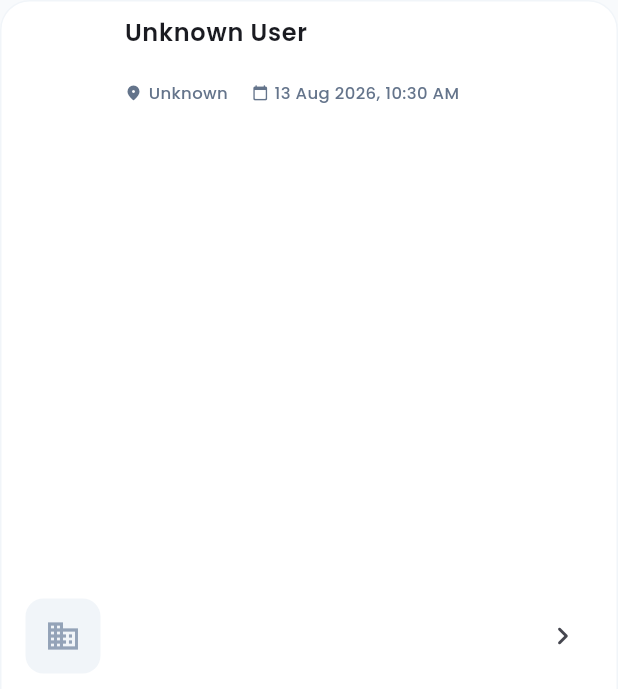
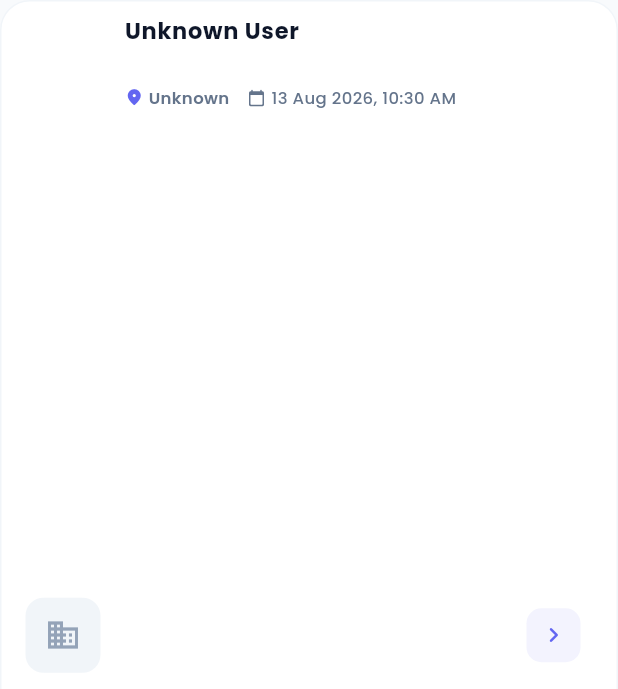
Before and after one commit to Ashaskazo/Skazo_AdminWebsite, a Flutter app: the _UserListTile widget shown alone on an empty page, opened directly with empty values, on a phone screen of 412 x 824 dp. Shown: the top 689 px of the screen. Run offline on Flutter 3.47's test engine with Material 3 defaults, Android fonts, the phone set to English and light mode, and no system bars; our stand-ins replace cached_network_image, cloud_firestore, firebase_auth, firebase_core, flutter_riverpod, google_fonts; accounts and stored records are empty.

Commit message:
ui chnage

```diff
--- a/lib/widgets/users_data_view.dart
+++ b/lib/widgets/users_data_view.dart
@@ -723,15 +723,60 @@ class _UserListTileState extends State<_UserListTile>
               Flexible(
                 child: Text(
                   user.displayName,
-                  style: GoogleFonts.poppins(fontWeight: FontWeight.w600),
+                  style: GoogleFonts.poppins(
+                    fontWeight: FontWeight.w700,
+                    fontSize: 15,
+                    color: const Color(0xFF0F172A),
+                  ),
                 ),
               ),
               if (user.isverified) ...[
-                const SizedBox(width: 4),
+                const SizedBox(width: 6),
                 const Icon(
                   Icons.verified_rounded,
-                  color: Color(0xFF2563EB),
-                  size: 16,
+                  color: Color(0xFF10B981),
+                  size: 17,
+                ),
+              ],
+              if (user.StarServiceprovider == 'true' ||
+                  user.rawData['StarServiceprovider'] == 'true') ...[
+                const SizedBox(width: 6),
+                Container(
+                  padding: const EdgeInsets.symmetric(
+                    horizontal: 8,
+                    vertical: 3,
+                  ),
+                  decoration: BoxDecoration(
+                    gradient: const LinearGradient(
+                      colors: [Color(0xFFF59E0B), Color(0xFFD97706)],
+                    ),
+                    borderRadius: BorderRadius.circular(12),
+                    boxShadow: [
+                      BoxShadow(
+                        color: const Color(0xFFF59E0B).withValues(alpha: 0.3),
+                        blurRadius: 4,
+                      ),
+                    ],
+                  ),
+                  child: Row(
+                    mainAxisSize: MainAxisSize.min,
+                    children: [
+                      const Icon(
+                        Icons.star_rounded,
+                        color: Colors.white,
+                        size: 11,
+                      ),
+                      const SizedBox(width: 3),
+                      Text(
+                        'STAR PROVIDER',
+                        style: GoogleFonts.poppins(
+                          color: Colors.white,
+                          fontSize: 9,
+                          fontWeight: FontWeight.w800,
+                        ),
+                      ),
+                    ],
+                  ),
                 ),
               ],
             ],
@@ -739,31 +784,45 @@ class _UserListTileState extends State<_UserListTile>
           subtitle: Column(
             crossAxisAlignment: CrossAxisAlignment.start,
             children: [
+              const SizedBox(height: 2),
               Text(
                 user.email ?? user.phone?.toString() ?? 'No Contact Info',
-                style: GoogleFonts.poppins(fontSize: 12),
+                style: GoogleFonts.poppins(
+                  fontSize: 12,
+                  color: const Color(0xFF475569),
+                  fontWeight: FontWeight.w500,
                 ),
-              const SizedBox(height: 4),
+              ),
+              const SizedBox(height: 6),
+              Wrap(
+                spacing: 12,
+                runSpacing: 4,
+                children: [
                   Row(
+                    mainAxisSize: MainAxisSize.min,
                     children: [
                       const Icon(
                         Icons.location_on_rounded,
-                    size: 12,
-                    color: Color(0xFF64748B),
+                        size: 13,
+                        color: Color(0xFF6366F1),
                       ),
-                  const SizedBox(width: 4),
+                      const SizedBox(width: 3),
                       Text(
                         getSmartCity(user.toMap()),
                         style: GoogleFonts.poppins(
                           fontSize: 11,
                           color: const Color(0xFF64748B),
-                      fontWeight: FontWeight.w500,
+                          fontWeight: FontWeight.w600,
                         ),
                       ),
-                  const SizedBox(width: 16),
+                    ],
+                  ),
+                  Row(
+                    mainAxisSize: MainAxisSize.min,
+                    children: [
                       const Icon(
                         Icons.calendar_today_rounded,
-                    size: 11,
+                        size: 12,
                         color: Color(0xFF64748B),
                       ),
                       const SizedBox(width: 4),
@@ -777,9 +836,56 @@ class _UserListTileState extends State<_UserListTile>
                       ),
                     ],
                   ),
+                  if (user.payperLeadCharge != null &&
+                      user.payperLeadCharge! > 0)
+                    Container(
+                      padding: const EdgeInsets.symmetric(
+                        horizontal: 8,
+                        vertical: 2,
+                      ),
+                      decoration: BoxDecoration(
+                        color: const Color(0xFF10B981).withValues(alpha: 0.12),
+                        borderRadius: BorderRadius.circular(8),
+                        border: Border.all(
+                          color: const Color(0xFF10B981).withValues(alpha: 0.3),
+                        ),
+                      ),
+                      child: Row(
+                        mainAxisSize: MainAxisSize.min,
+                        children: [
+                          const Icon(
+                            Icons.monetization_on_rounded,
+                            size: 12,
+                            color: Color(0xFF059669),
+                          ),
+                          const SizedBox(width: 4),
+                          Text(
+                            '₹${user.payperLeadCharge}/lead',
+                            style: GoogleFonts.poppins(
+                              fontSize: 11,
+                              fontWeight: FontWeight.w700,
+                              color: const Color(0xFF059669),
+                            ),
+                          ),
                         ],
                       ),
-          trailing: const Icon(Icons.chevron_right_rounded),
+                    ),
+                ],
+              ),
+            ],
+          ),
+          trailing: Container(
+            padding: const EdgeInsets.all(8),
+            decoration: BoxDecoration(
+              color: const Color(0xFF6366F1).withValues(alpha: 0.08),
+              borderRadius: BorderRadius.circular(10),
+            ),
+            child: const Icon(
+              Icons.chevron_right_rounded,
+              color: Color(0xFF6366F1),
+              size: 20,
+            ),
+          ),
         ),
       ),
     );
```
Also changed, not shown: lib/widgets/unverified_businesses_grid.dart (+59 -26 lines). Lines whose indentation alone changed are shown as unchanged.
